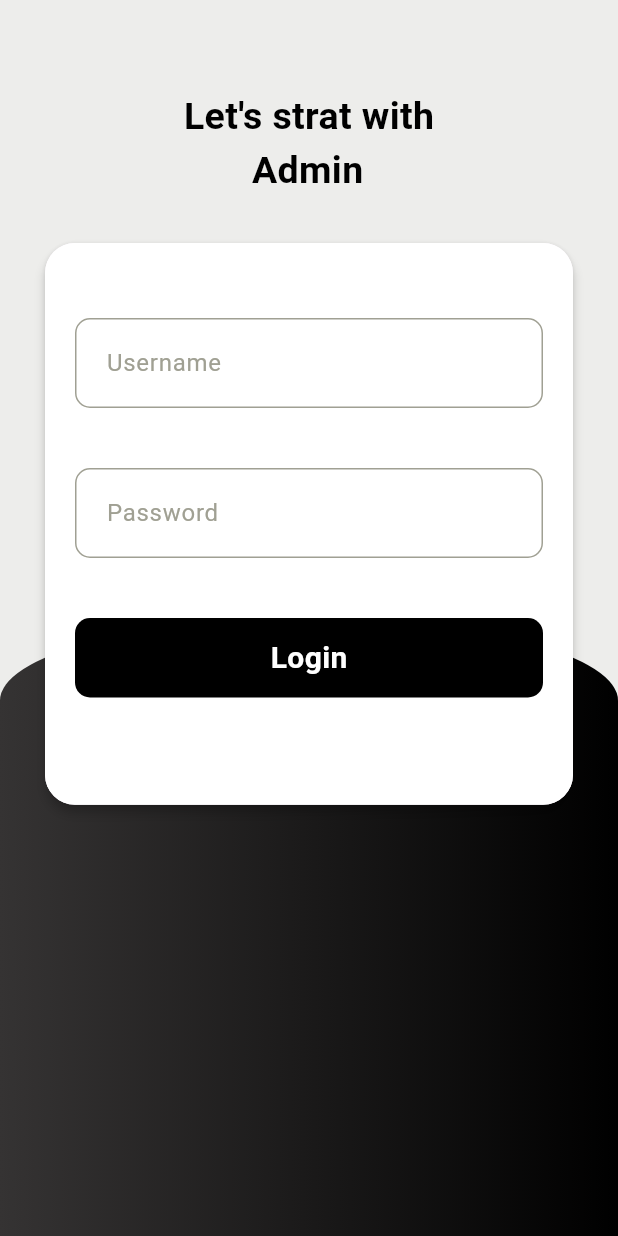
After one commit to CodingSahil/my_flutter_wallpaper, a Flutter app: the AdminLogIn screen opened directly, on a phone screen of 412 x 824 dp. The commit adds this screen. Run offline on Flutter 3.47's test engine with Material 3 defaults, Android fonts, the light colour scheme and no system bars; our stand-ins replace cached_network_image, carousel_slider, curved_navigation_bar, dio, image_gallery_saver, smooth_page_indicator.

Commit message:
check it and change

```diff
--- /dev/null
+++ b/lib/Admin/admin_login.dart
@@ -0,0 +1,134 @@
+import 'package:flutter/material.dart';
+
+class AdminLogIn extends StatefulWidget {
+  const AdminLogIn({super.key});
+
+  @override
+  State<AdminLogIn> createState() => _AdminLogInState();
+}
+
+class _AdminLogInState extends State<AdminLogIn> {
+
+  final GlobalKey<FormState> _formkey=GlobalKey<FormState>();
+  TextEditingController usernamecontroller = new TextEditingController();
+
+  TextEditingController usernamepasswordcontroller = new TextEditingController();
+
+  @override
+  Widget build(BuildContext context) {
+    return Scaffold(
+      backgroundColor: Color(0xFFededeb),
+      body: Container(
+        child: Stack(children: [
+          Container(
+            margin:EdgeInsets.only(top: MediaQuery.of(context).size.height/2) ,
+            padding: EdgeInsets.only(top: 45.0, left: 20.0, right: 20.0),
+            height: MediaQuery.of(context).size.height,
+            width: MediaQuery.of(context).size.width,
+            decoration: BoxDecoration(
+              gradient: LinearGradient(colors: [Color.fromARGB(255, 53, 51, 51), Colors.black],
+              begin: Alignment.topLeft,end: Alignment.topRight),
+              borderRadius: BorderRadius.vertical(
+                top: Radius.elliptical(MediaQuery.of(context).size.width, 110.0))),
+          ),
+          Container(
+            margin: EdgeInsets.only(left: 30.0,right: 30.0, top: 60.0),
+            child: Form(
+               key: _formkey,
+              child: Column(children: [
+              Text("Let's strat with\n       Admin", style: TextStyle(color: Colors.black, fontSize: 25.0,fontWeight: FontWeight.bold),),
+              SizedBox(height: 30.0,),
+              Material(
+                elevation: 3.0,
+                borderRadius: BorderRadius.circular(20),
+                child: Container(
+                  height: MediaQuery.of(context).size.height/2.2,
+                  decoration: BoxDecoration(
+                    color: Colors.white,
+                    borderRadius: BorderRadius.circular(20)
+                  ),
+                  child: Column(children: [
+                    SizedBox(height: 50.0,),
+                    Container(
+                      padding: EdgeInsets.only(left: 20.0,bottom: 5.0,top: 5.0),
+                      margin: EdgeInsets.symmetric(horizontal: 20.0),
+
+                      decoration: BoxDecoration(
+                        border: Border.all(
+                          color: Color.fromARGB(255, 160, 160, 147)),borderRadius: BorderRadius.circular(10)
+                      ),
+                      child: Center(
+                        child: TextFormField(
+                           controller: usernamecontroller,
+                          validator: (value){
+                            if(value==null || value.isEmpty){
+                              return 'Please Enter Username';
+                            }
+                          },
+                        decoration: InputDecoration(
+                          border: InputBorder.none,
+                          hintText: "Username",
+                          hintStyle: TextStyle(
+                            color: Color.fromARGB(255, 160, 160, 147)
+                          )
+                        ),
+                      ),),
+                    ),
+                    SizedBox(height: 40.0,),
+                    Container(
+                      padding: EdgeInsets.only(left: 20.0,bottom: 5.0,top: 5.0),
+                      margin: EdgeInsets.symmetric(horizontal: 20.0),
+
+                      decoration: BoxDecoration(
+                          border: Border.all(
+                              color: Color.fromARGB(255, 160, 160, 147)),borderRadius: BorderRadius.circular(10)
+                      ),
+                      child: Center(
+                        child: TextFormField(
+                          controller: usernamepasswordcontroller,
+                        validator: (value){
+                          if(value==null || value.isEmpty){
+                            return 'Please Enter Password';
+                          }
+                        },
+                        decoration: InputDecoration(
+                            border: InputBorder.none,
+                            hintText: "Password",
+                            hintStyle: TextStyle(
+                                color: Color.fromARGB(255, 160, 160, 147)
+                            )
+                        ),
+                      ),
+                      ),
+                    ),
+                    SizedBox(height: 40.0,),
+                    GestureDetector(
+                      onTap: (){
+
+                      },
+                      child: Container(
+                        padding: EdgeInsets.symmetric(vertical: 12.0),
+                        margin: EdgeInsets.symmetric(horizontal: 20.0),
+                        width: MediaQuery.of(context).size.width,
+                        decoration: BoxDecoration(
+                          color: Colors.black,borderRadius: BorderRadius.circular(10)
+                        ),
+                        child: Center(
+                          child: Text("Login",style: TextStyle(
+                              color: Colors.white,fontSize: 20.0,fontWeight: FontWeight.bold
+                          ),
+
+                        ),
+                      ),
+                      ),
+                    )],
+                  ),
+                ),
+              )
+            ],),),
+          )
+        ],),
+      ),
+    );
+  }
+}
--- a/lib/pages/categories.dart
+++ b/lib/pages/categories.dart
@@ -96,7 +96,7 @@ class _CategoriesState extends State<Categories> {
              child: Stack(children: [
                ClipRRect(
                    borderRadius: BorderRadius.circular(20),
-                   child: Image.asset("images/marvel.jpeg",width: MediaQuery.of(context).size.width,height: 180,fit: BoxFit.cover,)),
+                   child: Image.asset("images/marvel.jpg",width: MediaQuery.of(context).size.width,height: 180,fit: BoxFit.cover,)),
                Container(
                  width: MediaQuery.of(context).size.width,
                  height: 180,
--- a/lib/pages/home.dart
+++ b/lib/pages/home.dart
@@ -36,7 +36,7 @@ int activeIndex=0;
 
             ),
             SizedBox(width: 80.0,),
-            Text("Wallify",style: TextStyle(color: Colors.black, fontSize: 25.0, fontWeight: FontWeight.bold,fontFamily: 'Poppins'))
+            Text("WallWonders",style: TextStyle(color: Colors.black, fontSize: 25.0, fontWeight: FontWeight.bold,fontFamily: 'Poppins'))
 
           ],
         ),
--- /dev/null
+++ b/lib/utils/colors.dart
@@ -0,0 +1,6 @@
+import 'package:flutter/material.dart';
+
+const blackColor = Color(0xff081222);
+const pinkColor = Color(0xffc91343);
+const pinkLightColor = Color(0xffd93d52);
+const greyColor = Color(0xffededed);
```
Also changed, not shown: lib/main.dart (+4 -58 lines), lib/pages/bottomnav.dart (+6 -1 lines), lib/pages/favorite.dart (added, +15 -0 lines), lib/pages/full_screen.dart (added, +90 -0 lines), lib/widget/bakground_image.dart (added, +23 -0 lines), lib/widget/widget.dart (+9 -3 lines), pubspec.yaml (+11 -1 lines), fonts/Poppins-SemiBold.ttf (deleted), pubspec.lock, 5 other files.
